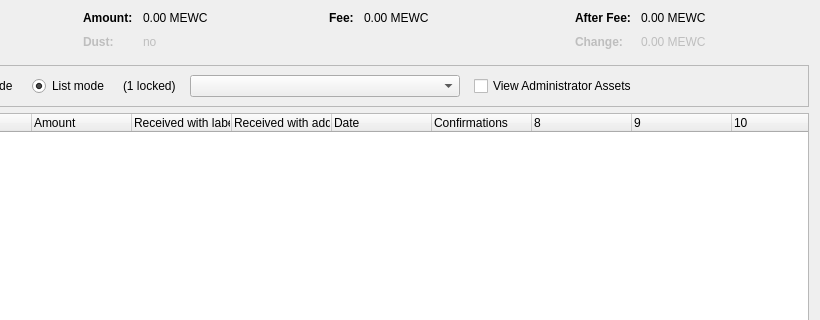
Old version of the form src/qt/forms/assetcontroldialog.ui in the repository cdonnachie/Slimecoin; both pictures show x 180 to 1000 and y 0 to 320 of the 1000 by 500 pixel window.
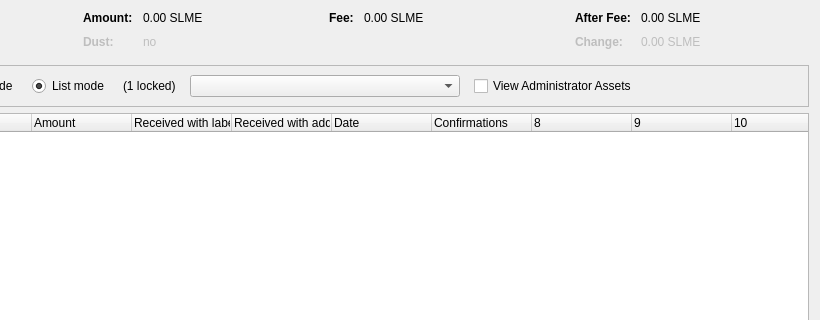
New version of the form. Custom widgets are drawn as their Qt base class.

```diff
--- a/src/qt/forms/assetcontroldialog.ui
+++ b/src/qt/forms/assetcontroldialog.ui
@@ -132,7 +132,7 @@
           <enum>Qt::ActionsContextMenu</enum>
          </property>
          <property name="text">
-          <string notr="true">0.00 MEWC</string>
+          <string notr="true">0.00 SLME</string>
          </property>
          <property name="textInteractionFlags">
           <set>Qt::LinksAccessibleByMouse|Qt::TextSelectableByKeyboard|Qt::TextSelectableByMouse</set>
@@ -212,7 +212,7 @@
           <enum>Qt::ActionsContextMenu</enum>
          </property>
          <property name="text">
-          <string notr="true">0.00 MEWC</string>
+          <string notr="true">0.00 SLME</string>
          </property>
          <property name="textInteractionFlags">
           <set>Qt::LinksAccessibleByMouse|Qt::TextSelectableByKeyboard|Qt::TextSelectableByMouse</set>
@@ -257,7 +257,7 @@
           <enum>Qt::ActionsContextMenu</enum>
          </property>
          <property name="text">
-          <string notr="true">0.00 MEWC</string>
+          <string notr="true">0.00 SLME</string>
          </property>
          <property name="textInteractionFlags">
           <set>Qt::LinksAccessibleByMouse|Qt::TextSelectableByKeyboard|Qt::TextSelectableByMouse</set>
@@ -292,7 +292,7 @@
           <enum>Qt::ActionsContextMenu</enum>
          </property>
          <property name="text">
-          <string notr="true">0.00 MEWC</string>
+          <string notr="true">0.00 SLME</string>
          </property>
          <property name="textInteractionFlags">
           <set>Qt::LinksAccessibleByMouse|Qt::TextSelectableByKeyboard|Qt::TextSelectableByMouse</set>
```
